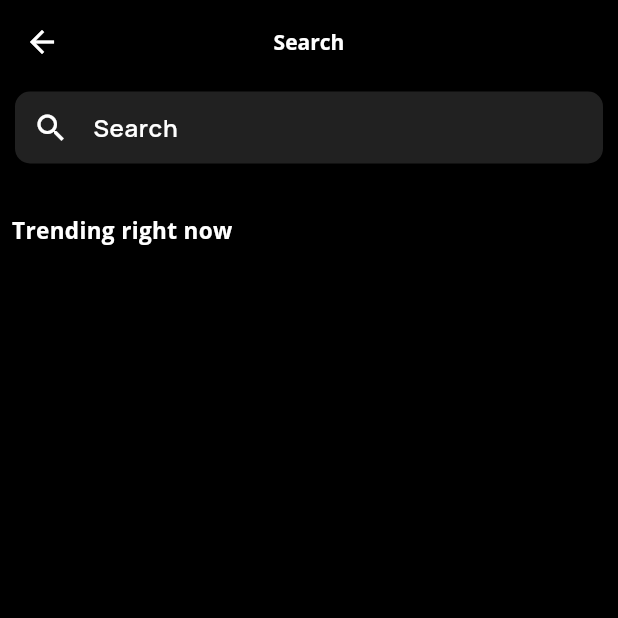
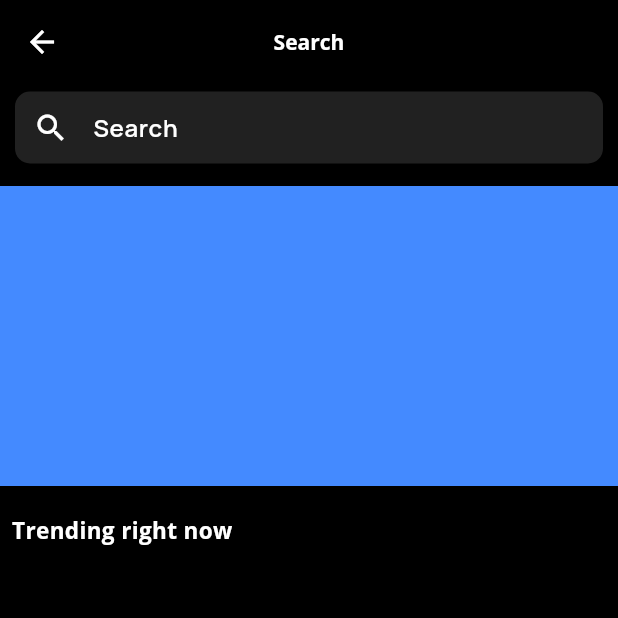
Before and after one commit to jbranabb/AbsoluteCinema, a Flutter app: the SearchPage screen opened directly, on a phone screen of 412 x 824 dp, the top half of it. Run offline on Flutter 3.47's test engine with Material 3 defaults, Android fonts, the phone set to English and light mode, and no system bars; our stand-ins replace bloc, cached_network_image, carousel_slider, dio, flutter_bloc, flutter_dotenv and 6 more; accounts and stored records are empty; network calls fail.

Commit message:
feat(SearchBloc) adding new event, new state and logic same as searching bloc

```diff
--- a/lib/pages/screens/search.dart
+++ b/lib/pages/screens/search.dart
@@ -122,6 +122,7 @@ class _SearchPageState extends State<SearchPage> {
                   if (state is SearchInitial) {
                     return Column(
                       children: [
+
                         take.isNotEmpty
                             ? Container(
                                 height: 40,
@@ -164,8 +165,21 @@ class _SearchPageState extends State<SearchPage> {
                                     )))
                             : Container(
                               ),
-                        SizedBox(
-                          height: 20,
+
+                       const SizedBox(
+                          height: 10,
+                        ),
+                              Container(height: 200,color: Colors.blueAccent,
+                              child: GridView.builder(gridDelegate: SliverGridDelegateWithFixedCrossAxisCount(crossAxisCount: 2,
+                              ),
+                              itemBuilder: (context, index) {
+                                Container();
+                              },
+                              ),
+                              ),
+
+                       const SizedBox(
+                          height: 10,
                         ),
                         Container(
                           alignment: Alignment.centerLeft,
--- a/lib/state/bloc/search/search_event.dart
+++ b/lib/state/bloc/search/search_event.dart
@@ -7,4 +7,9 @@ class Searching extends SearchEvent {
   Searching({required this.querySeacrhing});
 }
 
+class RecomendationByGenres extends SearchEvent {
+  int genresId;
+  RecomendationByGenres({required this.genresId});
+}
+
 class Reset extends SearchEvent {}
--- a/lib/state/bloc/search/search_state.dart
+++ b/lib/state/bloc/search/search_state.dart
@@ -9,4 +9,8 @@ final class SearchLoaded extends SearchState {
   List<ExtraDataModels> searching;
   SearchLoaded({required this.searching});
 }
+final class SearchLoadedRecGen extends SearchState {
+  List<ExtraDataModels> searchingRec;
+  SearchLoadedRecGen({required this.searchingRec});
+}
 final class SearchError extends SearchState {}
```
Also changed, not shown: lib/state/bloc/search/search_bloc.dart (+63 -2 lines).
